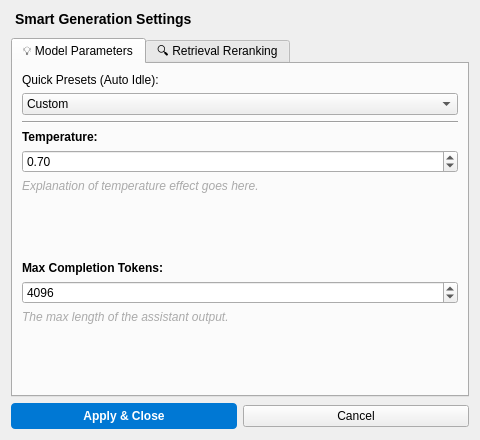
This is ui_designer/gen_settings.ui in Arean82/llm_chat_app as Qt 5 draws it before an edit. The edited form follows.
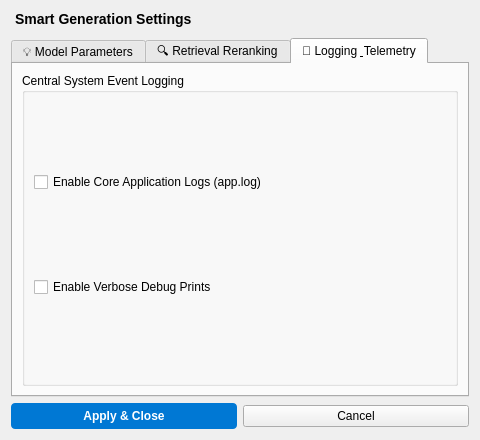
This is the edited form. The open tabs and pages were chosen to show the change.

Commit message: feat(saas): Upgrade Credential Manager to Desktop-Parity AI Settings Hub

```diff
--- a/ui_designer/gen_settings.ui
+++ b/ui_designer/gen_settings.ui
@@ -282,6 +282,52 @@
        </item>
       </layout>
      </widget>
+     <widget class="QWidget" name="tab_logs">
+      <attribute name="title">
+       <string>📝 Logging &amp; Telemetry</string>
+      </attribute>
+      <layout class="QVBoxLayout" name="verticalLayout_4">
+       <item>
+        <widget class="QGroupBox" name="logs_group">
+         <property name="title">
+          <string>Central System Event Logging</string>
+         </property>
+         <layout class="QVBoxLayout" name="verticalLayout_5">
+          <property name="spacing">
+           <number>15</number>
+          </property>
+          <item>
+           <widget class="QCheckBox" name="log_enable_cb">
+            <property name="text">
+             <string>Enable Core Application Logs (app.log)</string>
+            </property>
+            <property name="toolTip">
+             <string>Writes SaaS and Desktop background events to storage_root/logs/app.log.</string>
+            </property>
+           </widget>
+          </item>
+          <item>
+           <widget class="QCheckBox" name="debug_enable_cb">
+            <property name="text">
+             <string>Enable Verbose Debug Prints</string>
+            </property>
+            <property name="toolTip">
+             <string>Interprets console standard output as debug stream info.</string>
+            </property>
+           </widget>
+          </item>
+          <item>
+           <spacer name="verticalSpacer_logs">
+            <property name="orientation">
+             <enum>Qt::Orientation::Vertical</enum>
+            </property>
+           </spacer>
+          </item>
+         </layout>
+        </widget>
+       </item>
+      </layout>
+     </widget>
     </widget>
    </item>
    <item>
```
The commit also changes 21 other files.
